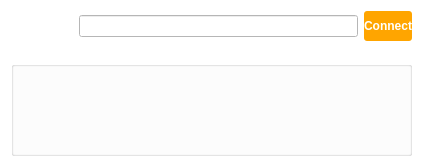
Old version of the form ui/connect.ui in the repository myxingchao/scopy.
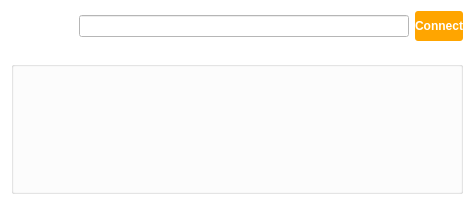
New version of the form.

Commit message:
ToolLauncher: Created custom class instead of cointainer for devices.
The devices are now in a class and the vector stores objects now.
The code was refactored in order to be easy to add new functionalities.
Other functionalities will be added with the new commits.

The edit to the form file:
```diff
--- a/ui/connect.ui
+++ b/ui/connect.ui
@@ -6,10 +6,28 @@
    <rect>
     <x>0</x>
     <y>0</y>
-    <width>423</width>
-    <height>167</height>
+    <width>474</width>
+    <height>205</height>
    </rect>
   </property>
+  <property name="sizePolicy">
+   <sizepolicy hsizetype="Preferred" vsizetype="Preferred">
+    <horstretch>0</horstretch>
+    <verstretch>0</verstretch>
+   </sizepolicy>
+  </property>
+  <property name="maximumSize">
+   <size>
+    <width>474</width>
+    <height>205</height>
+   </size>
+  </property>
+  <property name="sizeIncrement">
+   <size>
+    <width>0</width>
+    <height>0</height>
+   </size>
+  </property>
   <property name="windowTitle">
    <string>Form</string>
   </property>
@@ -20,6 +38,9 @@
   <layout class="QVBoxLayout" name="verticalLayout">
    <item>
     <layout class="QHBoxLayout" name="horizontalLayout_2">
+     <property name="topMargin">
+      <number>0</number>
+     </property>
      <item>
       <widget class="QLabel" name="label">
        <property name="styleSheet">
```
The commit also changes 2 other files.
